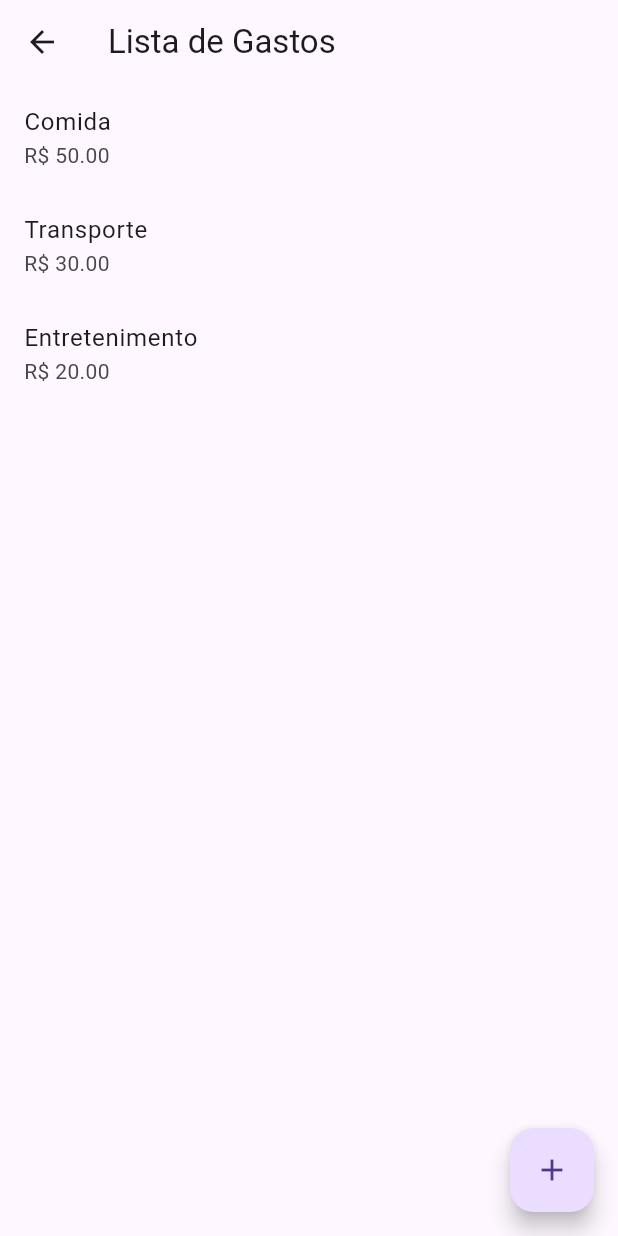
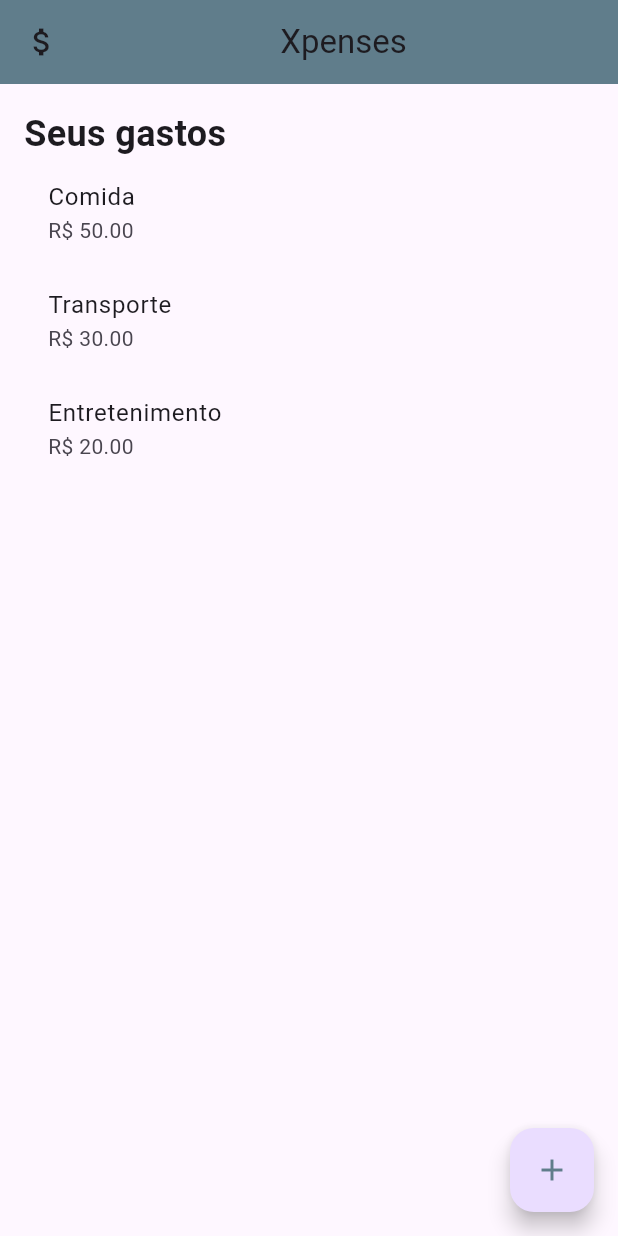
Before and after one commit to alelvieira/front-xpenses, a Flutter app: the screen it shows after launch, after a tap on "Viagem 1", on a phone screen of 412 x 824 dp. Run offline on Flutter 3.47's test engine with Material 3 defaults, Android fonts, the light colour scheme and no system bars; our stand-ins replace image_picker; missing offline and left inert: flutter_barcode_scanner.

Commit message:
correção das telas

```diff
--- /dev/null
+++ b/lib/bars/top_bar.dart
@@ -0,0 +1,31 @@
+import 'package:flutter/material.dart';
+
+class TemplateAppBar extends StatelessWidget implements PreferredSizeWidget {
+  const TemplateAppBar({super.key});
+
+  @override
+  Widget build(BuildContext context) {
+    return AppBar(
+      backgroundColor: Colors.blueGrey,
+      elevation: 0,
+      leading: IconButton(
+        onPressed: () {
+            //Navigator.pop(context )
+        },
+        icon: const Icon(Icons.attach_money_outlined),
+      ),
+      centerTitle: true,
+      title: Row(
+        mainAxisAlignment: MainAxisAlignment.center,
+        children: [
+          Text('Xpenses',
+          selectionColor: Colors.blueGrey,),
+          const SizedBox(width: 10),
+        ],
+      ),
+    );
+  }
+
+  @override
+  Size get preferredSize => const Size.fromHeight(kToolbarHeight);
+}
--- a/lib/main.dart
+++ b/lib/main.dart
@@ -1,4 +1,4 @@
-import 'package:ds873/pages/inicial_page.dart';
+import 'package:ds873/pages/listaviagens_page.dart';
 import 'package:flutter/material.dart';
 import 'package:ds873/pages/cadastrogastos_page.dart';
 
--- a/lib/pages/inicial_page.dart
+++ /dev/null
@@ -1,86 +0,0 @@
-import 'package:flutter/material.dart';
-
-void main() {
-  runApp(MyApp());
-}
-
-class MyApp extends StatelessWidget {
-  @override
-  Widget build(BuildContext context) {
-    return MaterialApp(
-      title: 'Viagens e Gastos',
-      theme: ThemeData(
-        primarySwatch: Colors.blue,
-      ),
-      home: TripListScreen(), // Chamando a página TripListScreen como a página inicial
-    );
-  }
-}
-
-class TripListScreen extends StatelessWidget {
-  final List<String> trips = ['Viagem 1', 'Viagem 2', 'Viagem 3'];
-
-  @override
-  Widget build(BuildContext context) {
-    return Scaffold(
-      appBar: AppBar(
-        title: Text('Lista de Viagens'),
-      ),
-      body: ListView.builder(
-        itemCount: trips.length,
-        itemBuilder: (context, index) {
-          return ListTile(
-            title: Text(trips[index]),
-            onTap: () {
-              // Navegar para a tela de gastos ao clicar em uma viagem
-              Navigator.push(
-                context,
-                MaterialPageRoute(builder: (context) => ExpenseListScreen()),
-              );
-            },
-          );
-        },
-      ),
-    );
-  }
-}
-
-class ExpenseListScreen extends StatelessWidget {
-  final List<Expense> expenses = [
-    Expense(type: 'Comida', value: 50.0),
-    Expense(type: 'Transporte', value: 30.0),
-    Expense(type: 'Entretenimento', value: 20.0),
-  ];
-
-  @override
-  Widget build(BuildContext context) {
-    return Scaffold(
-      appBar: AppBar(
-        title: Text('Lista de Gastos'),
-      ),
-      body: ListView.builder(
-        itemCount: expenses.length,
-        itemBuilder: (context, index) {
-          return ListTile(
-            title: Text(expenses[index].type),
-            subtitle: Text('R\$ ${expenses[index].value.toStringAsFixed(2)}'),
-          );
-        },
-      ),
-      floatingActionButton: FloatingActionButton(
-        onPressed: () {
-          // Adicionar ação para cadastrar novo gasto
-          // Por exemplo, navegar para uma tela de cadastro de gasto
-        },
-        child: Icon(Icons.add),
-      ),
-    );
-  }
-}
-
-class Expense {
-  final String type;
-  final double value;
-
-  Expense({required this.type, required this.value});
-}
--- a/lib/pages/ler_qrcode.dart
+++ b/lib/pages/ler_qrcode.dart
@@ -1,4 +1,4 @@
-/*import 'package:flutter/material.dart';
+import 'package:flutter/material.dart';
 import 'package:flutter_barcode_scanner/flutter_barcode_scanner.dart';
 
 class QRCodePage extends StatefulWidget {
@@ -63,4 +63,4 @@ class _QRCodePageState extends State<QRCodePage> {
       ),
     );
   }
-}*/
+}
--- a/lib/pages/listadegastos_page.dart
+++ b/lib/pages/listadegastos_page.dart
@@ -1,3 +1,4 @@
+import 'package:ds873/bars/top_bar.dart';
 import 'package:ds873/pages/cadastrogastos_page.dart';
 import 'package:flutter/material.dart';
 
@@ -28,10 +29,18 @@ class ExpenseListScreen extends StatelessWidget {
   @override
   Widget build(BuildContext context) {
     return Scaffold(
-      appBar: AppBar(
-        title: Text('Lista de Gastos'),
+      appBar: TemplateAppBar(),
+      body: Padding(
+        padding: const EdgeInsets.all(16.0),
+        child: Column(
+          crossAxisAlignment: CrossAxisAlignment.start,
+          children: [
+            Text(
+              'Seus gastos',
+              style: TextStyle(fontSize: 24, fontWeight: FontWeight.bold),
             ),
-      body: ListView.builder(
+            Expanded(
+              child: ListView.builder(
                 itemCount: expenses.length,
                 itemBuilder: (context, index) {
                   return ListTile(
@@ -40,13 +49,21 @@ class ExpenseListScreen extends StatelessWidget {
                   );
                 },
               ),
+            ),
+          ],
+        ),
+      ),
       floatingActionButton: FloatingActionButton(
         onPressed: () {
-          Navigator.pushNamed (
-            context, '/AddExpenseScreen',
+          Navigator.push(
+            context,
+            MaterialPageRoute(builder: (context) => AddExpenseScreen()),
           );
         },
-        child: Icon(Icons.add),
+        child: Icon(
+          Icons.add,
+          color: Colors.blueGrey,
+        ),
       ),
     );
   }
--- /dev/null
+++ b/lib/pages/listaviagens_page.dart
@@ -0,0 +1,76 @@
+import 'package:ds873/pages/listadegastos_page.dart';
+import 'package:flutter/material.dart';
+import 'package:ds873/bars/top_bar.dart';
+
+void main() {
+  runApp(MyApp());
+}
+
+class MyApp extends StatelessWidget {
+  @override
+  Widget build(BuildContext context) {
+    return MaterialApp(
+      title: 'Viagens e Gastos',
+      theme: ThemeData(
+        primarySwatch: Colors.blue,
+      ),
+      home: TripListScreen(),
+    );
+  }
+}
+
+class TripListScreen extends StatelessWidget {
+  final List<Trip> trips = [
+    Trip(name: 'Viagem 1', startDate: '01/05/2024', endDate: '05/05/2024'),
+    Trip(name: 'Viagem 2', startDate: '10/06/2024', endDate: '15/06/2024'),
+    Trip(name: 'Viagem 3', startDate: '20/07/2024', endDate: '25/07/2024'),
+  ];
+
+  @override
+  Widget build(BuildContext context) {
+    return Scaffold(
+      appBar: TemplateAppBar(),
+      body: Padding(
+        padding: const EdgeInsets.all(16.0),
+        child: Column(
+          crossAxisAlignment: CrossAxisAlignment.start,
+          children: [
+            Text(
+              'Suas viagens',
+              style: TextStyle(fontSize: 24, fontWeight: FontWeight.bold),
+            ),
+            Expanded(
+              child: ListView.builder(
+                itemCount: trips.length,
+                itemBuilder: (context, index) {
+                  return ListTile(
+                    title: Text(trips[index].name),
+                    subtitle: Text(
+                        '${trips[index].startDate} - ${trips[index].endDate}'),
+                    onTap: () {
+                      Navigator.push(
+                        context,
+                        MaterialPageRoute(
+                            builder: (context) => ExpenseListScreen()),
+                      );
+                    },
+                  );
+                },
+              ),
+            ),
+          ],
+        ),
+      ),
+
+    );
+  }
+}
+
+
+class Trip {
+  final String name;
+  final String startDate;
+  final String endDate;
+
+  Trip({required this.name, required this.startDate, required this.endDate});
+}
--- a/pubspec.yaml
+++ b/pubspec.yaml
@@ -34,6 +34,8 @@ dependencies:
   # The following adds the Cupertino Icons font to your application.
   # Use with the CupertinoIcons class for iOS style icons.
   cupertino_icons: ^1.0.6
+  flutter_barcode_scanner: ^2.0.0
+  image_picker: ^0.8.4+4
 
 dev_dependencies:
   flutter_test:
```
Also changed, not shown: lib/bars/bottom_bar.dart (added, +47 -0 lines), lib/pages/cadastrogastos_page.dart (+50 -23 lines), pubspec.lock, 8 other files. Lines whose indentation alone changed are shown as unchanged.
